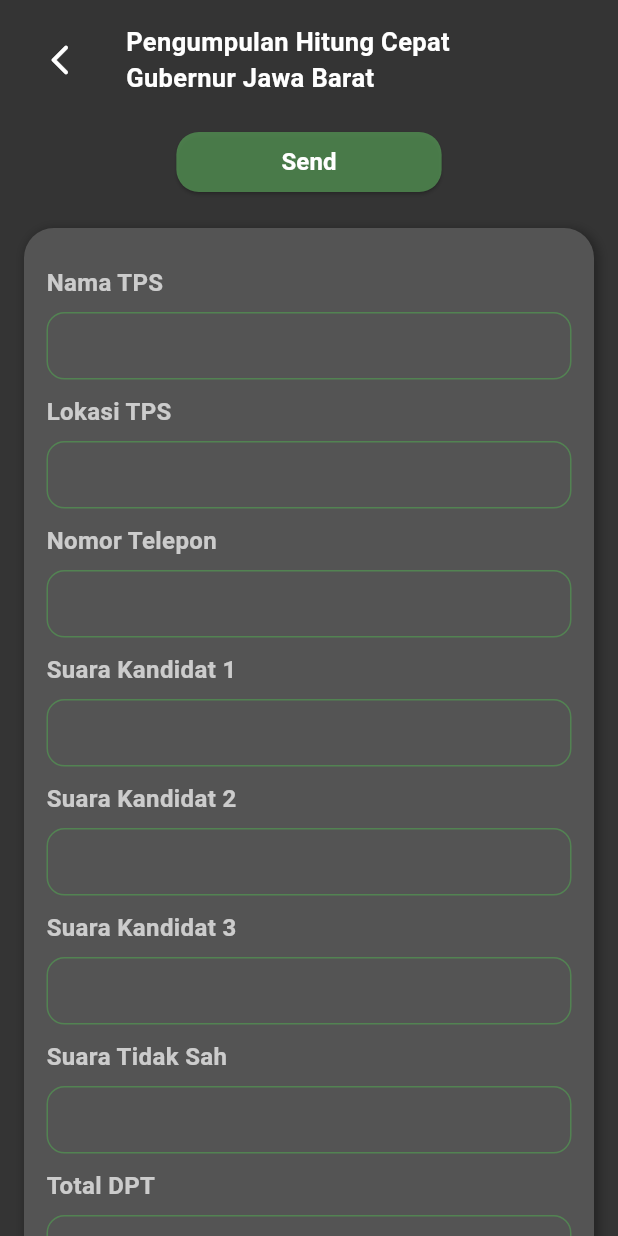
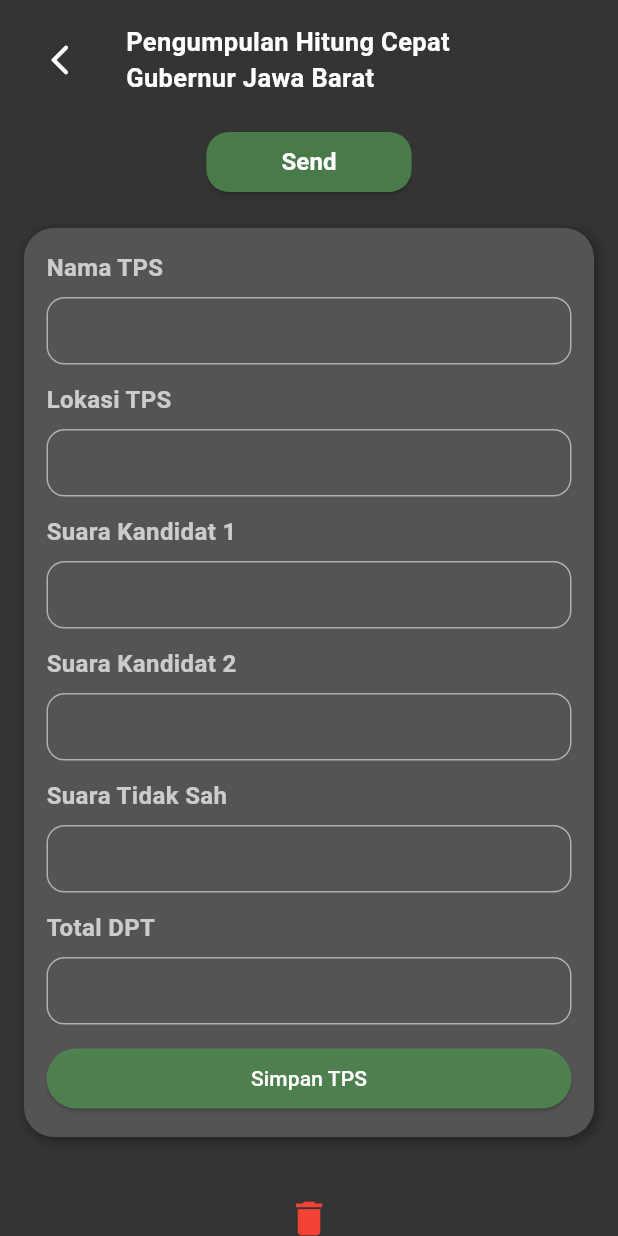
Before and after one commit to hanifaaprl/project-TeraTNI, a Flutter app: the QuickCount screen opened directly, after a tap on "Send", on a phone screen of 412 x 824 dp. Run offline on Flutter 3.47's test engine with Material 3 defaults, Android fonts, the phone set to English and light mode, and no system bars; our stand-ins replace adaptive_theme, dotted_border, flutter_map, image_picker, latlong2, lottie and 2 more; missing offline and left inert: floating_navbar; accounts and stored records are empty; network calls fail.

Commit message:
new pisan

```diff
--- a/lib/navbar/geografis.dart
+++ b/lib/navbar/geografis.dart
@@ -129,7 +129,7 @@ class _GeografisState extends State<Geografis> {
                               child: Container(
                                 height: 30,
                                 decoration: BoxDecoration(
-                                  color: primaryColor,
+                                  color: secondaryColor,
                                   borderRadius: BorderRadius.circular(12),
                                   boxShadow: [
                                     BoxShadow(
--- a/lib/navbar/quick.dart
+++ b/lib/navbar/quick.dart
@@ -1,6 +1,8 @@
+import 'dart:convert';
 import 'package:adaptive_theme/adaptive_theme.dart';
 import 'package:flutter/material.dart';
 import 'package:projek1/colors.dart';
+import 'package:http/http.dart' as http;
 
 class QuickCount extends StatefulWidget {
   @override
@@ -8,8 +10,55 @@ class QuickCount extends StatefulWidget {
 }
 
 class _QuickCountState extends State<QuickCount> {
-  // Daftar untuk menyimpan kontainer TPS baru
-  List<Widget> tpsContainers = [];
+  List<Map<String, dynamic>> tpsData = []; // Data TPS yang akan dikirim ke API
+  List<Widget> tpsContainers = []; // Daftar untuk menyimpan kontainer TPS baru
+
+  // Fungsi untuk mengirim data ke API
+  Future<void> sendDataToApi() async {
+    final url = Uri.parse(
+        'https://tera-tni-api.onrender.com/v1/quick-counts/transactions'); // Ganti dengan URL API Anda
+
+    final requestBody = {
+      "selectionId": 2,
+      "transactions": tpsData,
+    };
+
+    try {
+      print("Mengirim data: ${jsonEncode(requestBody)}");
+
+      final response = await http.post(
+        url,
+        headers: {
+          "Content-Type": "application/json",
+          "Authorization": "Bearer eyJhbGciOiJIUzI1NiIsInR5cCI6IkpXVCJ9.eyJ1c2VybmFtZSI6InNvcmVhbmciLCJzdWIiOjYsImlhdCI6MTczMDM0MzE5NywiZXhwIjoxNzMwNDI5NTk3fQ.mSY7GMfEohf3KBHuE7-aoL97CIRWA6FkBdTMD3ibbAM",
+        },
+        body: jsonEncode(requestBody),
+      );
+
+      if (response.statusCode == 200) {
+        print("Data berhasil dikirim: ${response.body}");
+      } else {
+        print("Gagal mengirim data: ${response.statusCode}");
+        print(
+            "Pesan error: ${response.body}"); // Menampilkan pesan error dari server
+      }
+    } catch (e) {
+      print("Error: $e");
+    }
+  }
+
+  // Fungsi untuk menambahkan data TPS ke dalam `tpsData`
+  void addTPSData(String votingSite, String location, Map<String, String> suara) {
+    setState(() {
+      tpsData.add({
+        "votingSite": votingSite,
+        "location": location,
+        "metadata": suara.entries.map((e) {
+          return {"key": e.key, "value": e.value};
+        }).toList(),
+      });
+    });
+  }
 
   @override
   Widget build(BuildContext context) {
@@ -66,16 +115,14 @@ class _QuickCountState extends State<QuickCount> {
                 SizedBox(height: 20),
                 Center(
                   child: ElevatedButton(
-                    onPressed: () {
-                      // Tambahkan kontainer TPS baru
-                      setState(() {
-                        tpsContainers.add(_buildTPSContainer(isDarkMode));
-                      });
+                    onPressed: () async {
+                      await sendDataToApi(); // Mengirim data TPS ke API
                     },
                     style: ElevatedButton.styleFrom(
                       foregroundColor: Colors.white,
                       backgroundColor: primaryColor,
-                      padding: EdgeInsets.symmetric(horizontal: 70, vertical: 5),
+                      padding:
+                          EdgeInsets.symmetric(horizontal: 50, vertical: 5),
                       shape: RoundedRectangleBorder(
                         borderRadius: BorderRadius.circular(15),
                       ),
@@ -105,7 +152,6 @@ class _QuickCountState extends State<QuickCount> {
                 Center(
                   child: Column(
                     children: [
-                      // Tombol Hapus
                       IconButton(
                         icon: Icon(
                           Icons.delete,
@@ -113,19 +159,15 @@ class _QuickCountState extends State<QuickCount> {
                           size: 30,
                         ),
                         onPressed: () {
-                          // Logika ketika tombol Hapus ditekan
-                          // Hapus semua kontainer TPS
                           setState(() {
-                            tpsContainers.clear();
+                            tpsData.clear(); // Hapus semua data TPS
+                            tpsContainers.clear(); // Hapus semua kontainer TPS
                           });
                         },
                       ),
                       SizedBox(height: 10),
-
-                      // Tombol Tambah
                       ElevatedButton(
                         onPressed: () {
-                          // Tambahkan kontainer TPS baru
                           setState(() {
                             tpsContainers.add(_buildTPSContainer(isDarkMode));
                           });
@@ -160,12 +202,20 @@ class _QuickCountState extends State<QuickCount> {
 
   // Widget untuk membangun kontainer TPS
   Widget _buildTPSContainer(bool isDarkMode) {
+    final votingSiteController = TextEditingController();
+    final locationController = TextEditingController();
+    final suaraControllers = [
+      TextEditingController(), // Kandidat 1
+      TextEditingController(), // Kandidat 2
+      TextEditingController(), // Suara Tidak Sah
+      TextEditingController(), // Total DPT
+    ];
+
     return Container(
       width: double.infinity,
-      margin: EdgeInsets.only(bottom: 10), // Beri jarak antar kontainer
+      margin: EdgeInsets.only(bottom: 10),
       decoration: BoxDecoration(
         color: secondaryColor,
-        //color: isDarkMode ? Colors.grey[800] : Colors.white,
         borderRadius: BorderRadius.circular(20),
         boxShadow: [
           BoxShadow(
@@ -181,31 +231,40 @@ class _QuickCountState extends State<QuickCount> {
         child: Column(
           crossAxisAlignment: CrossAxisAlignment.stretch,
           children: [
-            SizedBox(height: 10),
-            _buildTextField('Nama TPS', isDarkMode),
-            SizedBox(height: 10),
-            _buildTextField('Lokasi TPS', isDarkMode),
-            SizedBox(height: 10),
-            _buildTextField('Nomor Telepon', isDarkMode),
-            SizedBox(height: 10),
-            _buildTextField('Suara Kandidat 1', isDarkMode),
-            SizedBox(height: 10),
-            _buildTextField('Suara Kandidat 2', isDarkMode),
-            SizedBox(height: 10),
-            _buildTextField('Suara Kandidat 3', isDarkMode),
-            SizedBox(height: 10),
-            _buildTextField('Suara Tidak Sah', isDarkMode),
-            SizedBox(height: 10),
-            _buildTextField('Total DPT', isDarkMode),
+            _buildTextField('Nama TPS', votingSiteController, isDarkMode),
+            _buildTextField('Lokasi TPS', locationController, isDarkMode),
+            _buildTextField(
+                'Suara Kandidat 1', suaraControllers[0], isDarkMode),
+            _buildTextField(
+                'Suara Kandidat 2', suaraControllers[1], isDarkMode),
+            _buildTextField('Suara Tidak Sah', suaraControllers[2], isDarkMode),
+            _buildTextField('Total DPT', suaraControllers[3], isDarkMode),
+            ElevatedButton(
+              onPressed: () {
+                final suara = {
+                  "suara_1": suaraControllers[0].text,
+                  "suara_2": suaraControllers[1].text,
+                  "suara_tidak_sah": suaraControllers[2].text,
+                  "total_dpt": suaraControllers[3].text,
+                };
+
+                addTPSData(votingSiteController.text, locationController.text, suara);
+              },
+              style: ElevatedButton.styleFrom(
+                foregroundColor: Colors.white,
+                backgroundColor: primaryColor,
+              ),
+              child: Text('Simpan TPS'),
+            ),
           ],
         ),
       ),
     );
   }
-}
 
   // Widget untuk TextField yang digunakan pada Formulir
-Widget _buildTextField(String labelText, bool isDarkMode) {
+  Widget _buildTextField(
+      String labelText, TextEditingController controller, bool isDarkMode) {
     return Column(
       crossAxisAlignment: CrossAxisAlignment.start,
       children: [
@@ -215,42 +274,35 @@ Widget _buildTextField(String labelText, bool isDarkMode) {
             fontSize: 16,
             fontWeight: FontWeight.bold,
             color: Colors.white70,
-          //color: isDarkMode ? Colors.white70 : Colors.black87,
           ),
         ),
         SizedBox(height: 8),
         Container(
           height: 45,
           child: TextField(
+            controller: controller,
             style: TextStyle(
               fontSize: 14,
               color: Colors.white,
-            //color: isDarkMode ? Colors.white : Colors.black,
             ),
             decoration: InputDecoration(
-            contentPadding: EdgeInsets.symmetric(vertical: 10, horizontal: 12),
+              contentPadding:
+                  EdgeInsets.symmetric(vertical: 10, horizontal: 12),
               border: OutlineInputBorder(
                 borderRadius: BorderRadius.circular(12),
-              borderSide: BorderSide(
-                  color: primaryColor,
-                  width: 1.0), // Mengatur ketebalan garis pinggir
+                borderSide: BorderSide(color: primaryColor, width: 1.0),
               ),
               enabledBorder: OutlineInputBorder(
                 borderRadius: BorderRadius.circular(12),
-              borderSide: BorderSide(
-                  color: primaryColor,
-                  width: 1.0), // Menambahkan garis putih untuk border normal
-            ),
-            focusedBorder: OutlineInputBorder(
-              borderRadius: BorderRadius.circular(12),
-              borderSide: BorderSide(
-                  color: primaryColor, width: 1.0), // Garis putih saat fokus
+                borderSide: BorderSide(color: Colors.white54, width: 1.0),
               ),
               filled: true,
               fillColor: secondaryColor,
             ),
           ),
         ),
+        SizedBox(height: 12),
       ],
     );
   }
+}
--- a/lib/notif.dart
+++ b/lib/notif.dart
@@ -93,7 +93,7 @@ class _NotifState extends State<Notif> {
               style: TextStyle(
                 fontSize: 20,
                 fontWeight: FontWeight.bold,
-                color: Colors.black,
+                color: Colors.white,
               ),
             ),
           ),
```
Also changed, not shown: lib/main.dart (+73 -3 lines), lib/masuk.dart (+2 -5 lines), lib/navbar/submitquick.dart (added, +53 -0 lines), lib/addLaporan.dart (line endings or trailing spaces). Lines whose indentation alone changed are shown as unchanged.
